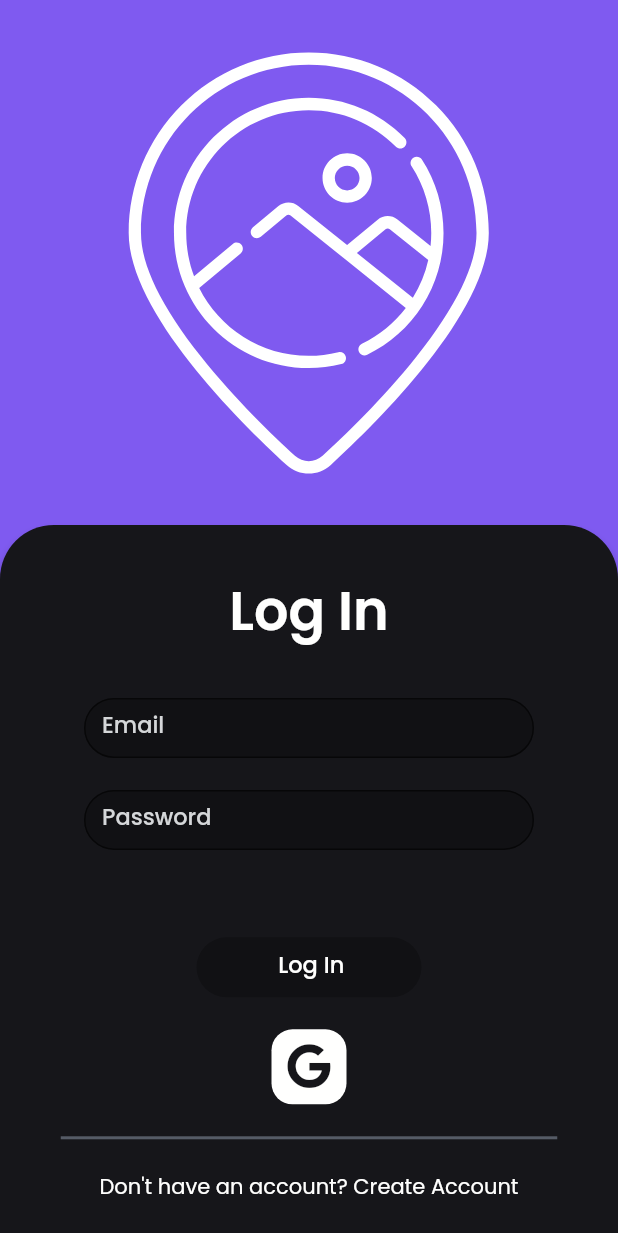
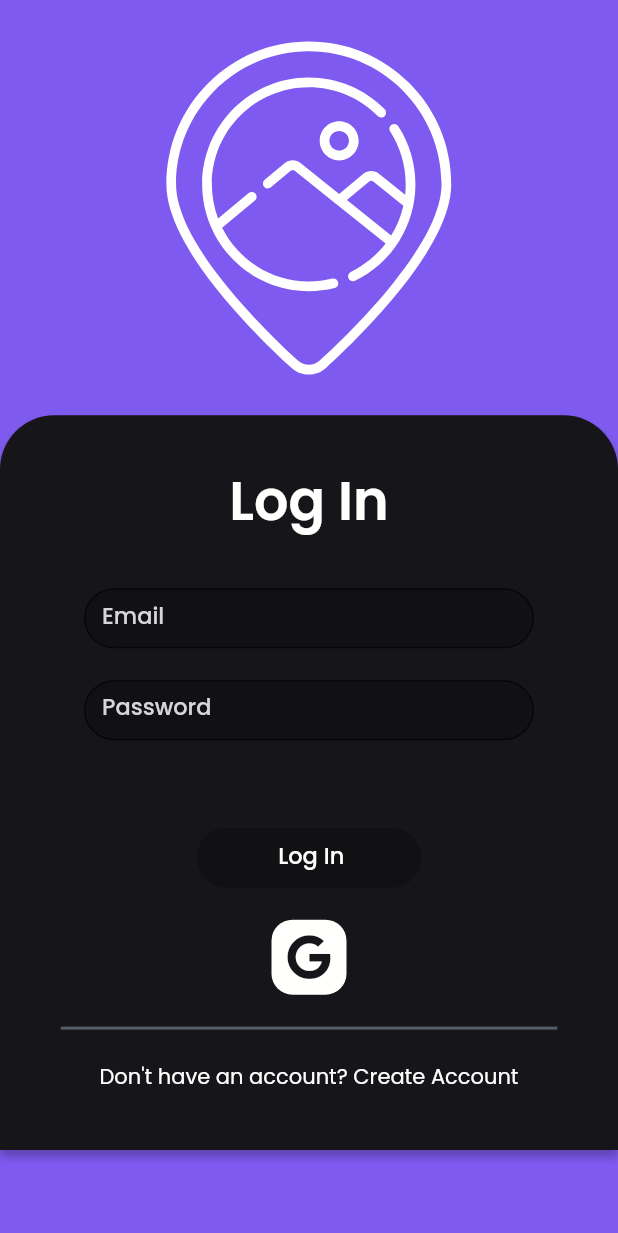
Before and after one commit to elecTRON-Fellowship/Sian-MLH, a Flutter app: the screen it shows after launch, after a tap on "Create Account", after a tap on "Already have an account? Log In", on a phone screen of 412 x 824 dp. Shown: the top 1233 px of the screen. Run offline on Flutter 3.47's test engine with Material 2 defaults, Android fonts, the phone set to English and light mode, and no system bars; our stand-ins replace camera, cloud_firestore, firebase_auth, firebase_core, flutter_svg, font_awesome_flutter and 6 more; missing offline and left inert: firebase_auth_web, firebase_core_web, firebase_storage_web, google_sign_in_web; accounts and stored records are empty; network calls fail.

Commit message:
Fix login screen

```diff
--- a/lib/screens/create_account_screen.dart
+++ b/lib/screens/create_account_screen.dart
@@ -24,16 +24,17 @@ class _CreateAccountScreenState extends State<CreateAccountScreen> {
   Widget build(BuildContext context) {
     double _height = MediaQuery.of(context).size.height;
     double _width = MediaQuery.of(context).size.width;
-    print(_height);
-    print(_width);
     return SafeArea(
       child: Scaffold(
         backgroundColor: Color(0xff7f5af0),
-        body: Column(
+        body: ListView(
+          children: [
+            Column(
               mainAxisAlignment: MainAxisAlignment.end,
               crossAxisAlignment: CrossAxisAlignment.center,
               children: [
                 Column(
+                  mainAxisAlignment: MainAxisAlignment.center,
                   crossAxisAlignment: CrossAxisAlignment.center,
                   children: [
                     SvgPicture.asset(
@@ -42,6 +43,7 @@ class _CreateAccountScreenState extends State<CreateAccountScreen> {
                     ),
                     Container(
                       width: _width,
+                      height: _height * (744 - 250) / 744,
                       decoration: BoxDecoration(
                         borderRadius: BorderRadius.only(
                           topLeft: Radius.circular(36),
@@ -63,7 +65,7 @@ class _CreateAccountScreenState extends State<CreateAccountScreen> {
                       ),
                       child: Column(
                         mainAxisSize: MainAxisSize.min,
-                    mainAxisAlignment: MainAxisAlignment.end,
+                        mainAxisAlignment: MainAxisAlignment.center,
                         crossAxisAlignment: CrossAxisAlignment.center,
                         children: [
                           SizedBox(
@@ -184,11 +186,13 @@ class _CreateAccountScreenState extends State<CreateAccountScreen> {
                                   setState(() {
                                     error = "Enter a Stronger Password";
                                   });
-                            } else if (result == "Please Enter a Valid Email") {
+                                } else if (result ==
+                                    "Please Enter a Valid Email") {
                                   setState(() {
                                     error = "Please Enter a Valid Email";
                                   });
-                            } else if (result == "Email is already in Use") {
+                                } else if (result ==
+                                    "Email is already in Use") {
                                   setState(() {
                                     error = "Email is already in Use";
                                   });
@@ -259,6 +263,8 @@ class _CreateAccountScreenState extends State<CreateAccountScreen> {
                 )
               ],
             ),
+          ],
+        ),
       ),
     );
   }
--- a/lib/screens/login_screen.dart
+++ b/lib/screens/login_screen.dart
@@ -23,10 +23,8 @@ class _LoginScreenState extends State<LoginScreen> {
   TextEditingController passwordController = TextEditingController();
   @override
   Widget build(BuildContext context) {
-    double height = MediaQuery.of(context).size.height;
-    double width = MediaQuery.of(context).size.width;
-    print(height);
-    print(width);
+    double _height = MediaQuery.of(context).size.height;
+    double _width = MediaQuery.of(context).size.width;
     return SafeArea(
       child: Scaffold(
         backgroundColor: Color(0xff7f5af0),
@@ -43,10 +41,10 @@ class _LoginScreenState extends State<LoginScreen> {
                   children: [
                     SvgPicture.asset(
                       "assets/travelscape.svg",
-                      height: 350,
+                      height: _height * 250 / 744,
                     ),
                     Container(
-                      width: width,
+                      width: _width,
                       decoration: BoxDecoration(
                         borderRadius: BorderRadius.only(
                           topLeft: Radius.circular(36),
@@ -73,7 +71,7 @@ class _LoginScreenState extends State<LoginScreen> {
                         crossAxisAlignment: CrossAxisAlignment.center,
                         children: [
                           SizedBox(
-                            width: 313 / 375 * width,
+                            width: 313 / 375 * _width,
                             child: Text(
                               "Log In",
                               textAlign: TextAlign.center,
@@ -84,7 +82,7 @@ class _LoginScreenState extends State<LoginScreen> {
                               ),
                             ),
                           ),
-                          SizedBox(height: 30.83 / 812 * height),
+                          SizedBox(height: 30.83 / 812 * _height),
                           Container(
                             width: 300,
                             height: 40,
@@ -112,7 +110,7 @@ class _LoginScreenState extends State<LoginScreen> {
                               ),
                             ),
                           ),
-                          SizedBox(height: 21 / 812 * height),
+                          SizedBox(height: 21 / 812 * _height),
                           Container(
                             width: 300,
                             height: 40,
@@ -140,7 +138,7 @@ class _LoginScreenState extends State<LoginScreen> {
                               ),
                             ),
                           ),
-                          SizedBox(height: 21 / 812 * height),
+                          SizedBox(height: 21 / 812 * _height),
                           Padding(
                             padding: const EdgeInsets.all(8.0),
                             child: Text(
@@ -268,7 +266,7 @@ class _LoginScreenState extends State<LoginScreen> {
                               ),
                             ),
                           ),
-                          SizedBox(height: 21 / 812 * height),
+                          SizedBox(height: 21 / 812 * _height),
                           Container(
                             child: Row(
                               mainAxisSize: MainAxisSize.min,
@@ -304,13 +302,13 @@ class _LoginScreenState extends State<LoginScreen> {
                               ],
                             ),
                           ),
-                          SizedBox(height: 21 / 812 * height),
+                          SizedBox(height: 21 / 812 * _height),
                           Container(
                             width: 331,
                             height: 2,
                             color: Color(0x7f94a1b2),
                           ),
-                          SizedBox(height: 21 / 812 * height),
+                          SizedBox(height: 21 / 812 * _height),
                           InkWell(
                             onTap: () {
                               Navigator.pushNamed(context, "/");
```
Lines whose indentation alone changed are shown as unchanged.
